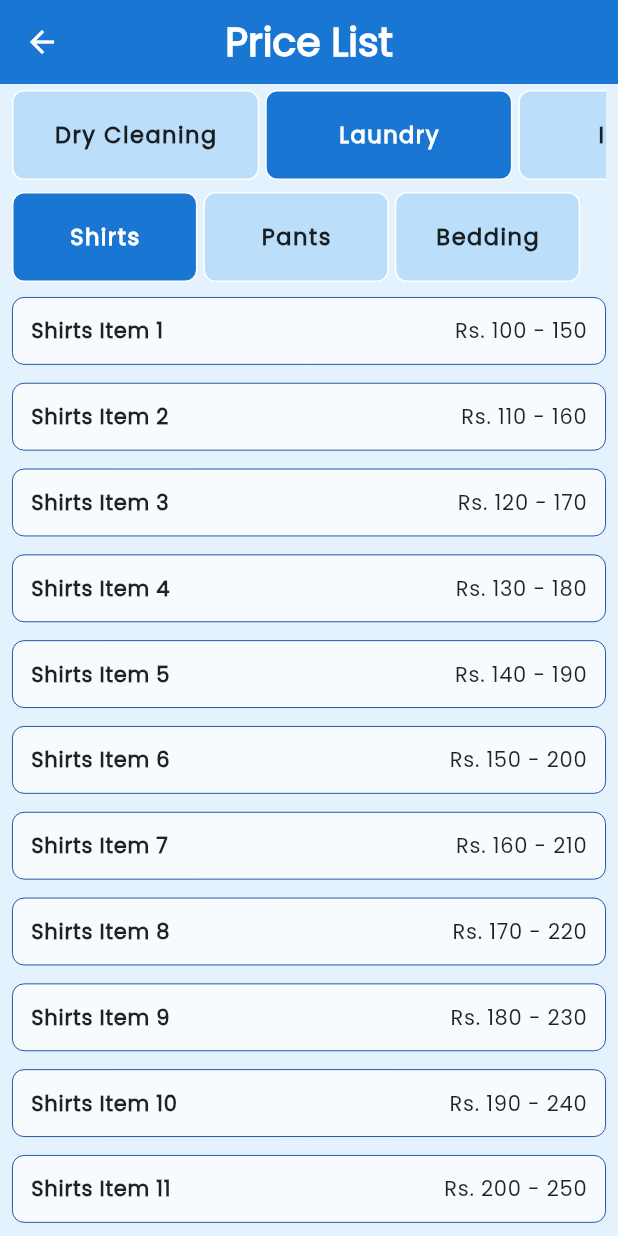
After one commit to anushkagupta65/Mr-Blue, a Flutter app: the PriceList screen opened directly, after a tap on "Laundry", on a phone screen of 412 x 824 dp. The commit adds this screen. Run offline on Flutter 3.47's test engine with Material 3 defaults, Android fonts, the phone set to English and light mode, and no system bars; our stand-ins replace flutter_screenutil, fluttertoast, google_fonts, permission_handler, pin_code_fields, share_plus and 1 more; missing offline and left inert: flutter_phone_direct_caller; accounts and stored records are empty; network calls fail.

Commit message:
Added Price List screen

```diff
--- a/lib/src/presentation/drawer/drawer.dart
+++ b/lib/src/presentation/drawer/drawer.dart
@@ -4,6 +4,7 @@ import 'package:mr_blue/src/core/utils.dart';
 import 'package:mr_blue/src/presentation/drawer/screens/logout.dart';
 import 'package:mr_blue/src/presentation/drawer/screens/my_orders.dart';
 import 'package:mr_blue/src/presentation/drawer/screens/my_requests.dart';
+import 'package:mr_blue/src/presentation/drawer/screens/price_list.dart';
 import 'package:mr_blue/src/presentation/home/bottom_navigation.dart';
 import 'package:shared_preferences/shared_preferences.dart';
 
@@ -127,7 +128,7 @@ class _CustomDrawerState extends State<CustomDrawer> {
                 setState(() {
                   _activeDrawerIndex = 0;
                 });
-                Navigator.pushReplacement(
+                Navigator.push(
                   context,
                   MaterialPageRoute(
                     builder: (context) => const Bottomnavigation(),
@@ -193,10 +194,10 @@ class _CustomDrawerState extends State<CustomDrawer> {
                 setState(() {
                   _activeDrawerIndex = 6;
                 });
-                // Navigator.push(
-                //   context,
-                //   MaterialPageRoute(builder: (context) => const PrizeList()),
-                // );
+                Navigator.push(
+                  context,
+                  MaterialPageRoute(builder: (context) => const PriceList()),
+                );
               },
             ),
             customDivider(),
--- /dev/null
+++ b/lib/src/presentation/drawer/screens/price_list.dart
@@ -0,0 +1,220 @@
+import 'package:flutter/material.dart';
+import 'package:mr_blue/src/core/utils.dart';
+
+class PriceList extends StatefulWidget {
+  const PriceList({super.key});
+
+  @override
+  State<PriceList> createState() => _PriceListState();
+}
+
+class _PriceListState extends State<PriceList> {
+  List<String> serviceNames = [
+    'Dry Cleaning',
+    'Laundry',
+    'Ironing',
+    'Stain Removal',
+  ];
+  List<String> uniqueSubtrades = [];
+  List<Map<String, dynamic>> filteredItems = [];
+  String? selectedService;
+  String? selectedSubtrade;
+
+  @override
+  void initState() {
+    super.initState();
+    if (serviceNames.isNotEmpty) {
+      selectedService = serviceNames[0];
+      filterItemsByService(selectedService!);
+    }
+  }
+
+  void filterItemsByService(String service) {
+    setState(() {
+      selectedService = service;
+      uniqueSubtrades =
+          service == 'Dry Cleaning'
+              ? ['Suits', 'Dresses', 'Jackets']
+              : service == 'Laundry'
+              ? ['Shirts', 'Pants', 'Bedding']
+              : service == 'Ironing'
+              ? ['Shirts', 'Trousers', 'Skirts']
+              : ['Carpets', 'Upholstery', 'Curtains'];
+
+      if (uniqueSubtrades.isNotEmpty) {
+        selectedSubtrade = uniqueSubtrades[0];
+        filterItemsBySubtrade(selectedSubtrade!);
+      } else {
+        filteredItems = [];
+      }
+    });
+  }
+
+  void filterItemsBySubtrade(String subtrade) {
+    setState(() {
+      selectedSubtrade = subtrade;
+      // Mock filtered items (replace with API logic later)
+      filteredItems = List.generate(
+        13,
+        (index) => {
+          'item_name': '$subtrade Item ${index + 1}',
+          'min_price': 100 + (index * 10),
+          'max_price': 150 + (index * 10),
+        },
+      );
+    });
+  }
+
+  @override
+  Widget build(BuildContext context) {
+    return Scaffold(
+      appBar: customAppBar("Price List"),
+      body: Container(
+        width: double.infinity,
+        height: double.infinity,
+        decoration: BoxDecoration(color: Colors.blue.shade50),
+        child: Column(
+          children: [
+            Padding(
+              padding: const EdgeInsets.symmetric(horizontal: 8, vertical: 4),
+              child: SizedBox(
+                height: 60,
+                child: ListView.builder(
+                  scrollDirection: Axis.horizontal,
+                  itemCount: serviceNames.length,
+                  itemBuilder: (context, index) {
+                    final service = serviceNames[index];
+                    bool isSelected = service == selectedService;
+                    return GestureDetector(
+                      onTap: () {
+                        filterItemsByService(service);
+                      },
+                      child: Container(
+                        margin: EdgeInsets.only(right: 4),
+                        width: MediaQuery.of(context).size.width * 0.4,
+                        decoration: BoxDecoration(
+                          color:
+                              isSelected
+                                  ? Colors.blue.shade700
+                                  : Colors.blue.shade100,
+                          border: Border.all(color: Colors.white),
+                          borderRadius: BorderRadius.circular(8),
+                        ),
+                        child: Center(
+                          child: Text(
+                            service,
+                            style: TextStyle(
+                              fontWeight: FontWeight.w700,
+                              color: isSelected ? Colors.white : Colors.black87,
+                              letterSpacing: 1,
+                              fontSize: 15,
+                            ),
+                          ),
+                        ),
+                      ),
+                    );
+                  },
+                ),
+              ),
+            ),
+            // Subtrades Horizontal List
+            Padding(
+              padding: const EdgeInsets.symmetric(horizontal: 8, vertical: 4),
+              child: SizedBox(
+                height: 60,
+                child: ListView.builder(
+                  scrollDirection: Axis.horizontal,
+                  itemCount: uniqueSubtrades.length,
+                  itemBuilder: (context, index) {
+                    final subtrade = uniqueSubtrades[index];
+                    bool isSelected = subtrade == selectedSubtrade;
+                    return GestureDetector(
+                      onTap: () {
+                        filterItemsBySubtrade(subtrade);
+                      },
+                      child: Container(
+                        margin: EdgeInsets.only(right: 4),
+                        width: MediaQuery.of(context).size.width * 0.3,
+                        decoration: BoxDecoration(
+                          color:
+                              isSelected
+                                  ? Colors.blue.shade700
+                                  : Colors.blue.shade100,
+                          border: Border.all(color: Colors.white),
+                          borderRadius: BorderRadius.circular(8),
+                        ),
+                        child: Center(
+                          child: Text(
+                            subtrade,
+                            style: TextStyle(
+                              fontWeight: FontWeight.w700,
+                              color: isSelected ? Colors.white : Colors.black87,
+                              letterSpacing: 1,
+                              fontSize: 15,
+                            ),
+                          ),
+                        ),
+                      ),
+                    );
+                  },
+                ),
+              ),
+            ),
+            // Filtered Items List
+            Expanded(
+              child: ListView.builder(
+                itemCount: filteredItems.length,
+                itemBuilder: (context, index) {
+                  final item = filteredItems[index];
+                  return Padding(
+                    padding: const EdgeInsets.symmetric(
+                      horizontal: 8,
+                      vertical: 6,
+                    ),
+                    child: Container(
+                      decoration: BoxDecoration(
+                        color: Colors.white70,
+                        borderRadius: BorderRadius.circular(8),
+
+                        border: Border.all(
+                          color: Colors.blue.shade900,
+                          width: 0.6,
+                        ),
+                      ),
+                      child: Padding(
+                        padding: const EdgeInsets.all(12.0),
+                        child: Row(
+                          mainAxisAlignment: MainAxisAlignment.spaceBetween,
+                          children: [
+                            Text(
+                              item['item_name'] ?? 'N/A',
+                              style: TextStyle(
+                                fontWeight: FontWeight.w700,
+                                color: Colors.black87,
+                                letterSpacing: 0.5,
+                                fontSize: 14,
+                              ),
+                            ),
+                            Text(
+                              "Rs. ${item['min_price']} - ${item['max_price']}",
+                              style: TextStyle(
+                                fontWeight: FontWeight.w500,
+                                color: Colors.black87,
+                                letterSpacing: 0.5,
+                                fontSize: 14,
+                              ),
+                            ),
+                          ],
+                        ),
+                      ),
+                    ),
+                  );
+                },
+              ),
+            ),
+          ],
+        ),
+      ),
+    );
+  }
+}
--- a/lib/src/presentation/login/login.dart
+++ b/lib/src/presentation/login/login.dart
@@ -55,9 +55,10 @@ class _LoginScreenState extends State<LoginScreen> {
       String userId = responseData['user']['id'].toString();
 
       if (mounted) {
-        Navigator.push(
+        Navigator.pushAndRemoveUntil(
           context,
           MaterialPageRoute(builder: (context) => VerifyOtpScreen(userId)),
+          (route) => false,
         );
       }
     } catch (e) {
--- a/lib/src/presentation/schedule_pickup/screens/booking_confirmation.dart
+++ b/lib/src/presentation/schedule_pickup/screens/booking_confirmation.dart
@@ -68,11 +68,12 @@ class _ConfirmationState extends State<Confirmation> {
               SizedBox(height: 80.h),
               InkWell(
                 onTap: () {
-                  Navigator.pushReplacement(
+                  Navigator.pushAndRemoveUntil(
                     context,
                     MaterialPageRoute(
                       builder: (context) => const Bottomnavigation(),
                     ),
+                    (route) => false,
                   );
                 },
                 child: Container(
--- a/lib/src/presentation/schedule_pickup/screens/order_summary.dart
+++ b/lib/src/presentation/schedule_pickup/screens/order_summary.dart
@@ -238,7 +238,7 @@ class _OrderSummaryScreenState extends State<OrderSummaryScreen> {
                 onPressed: () {
                   showToastMessage("Order Confirmed");
                   Future.delayed(const Duration(seconds: 2), () {
-                    Navigator.of(context).push(
+                    Navigator.of(context).pushReplacement(
                       MaterialPageRoute(
                         builder:
                             (context) => const Confirmation(
```
